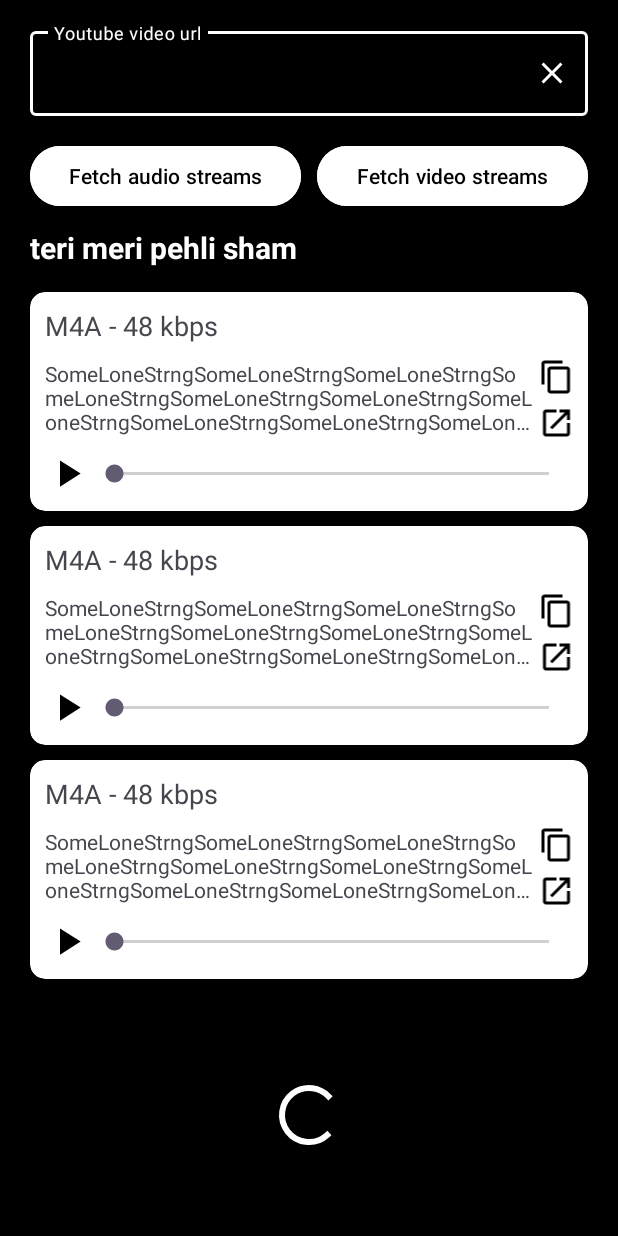
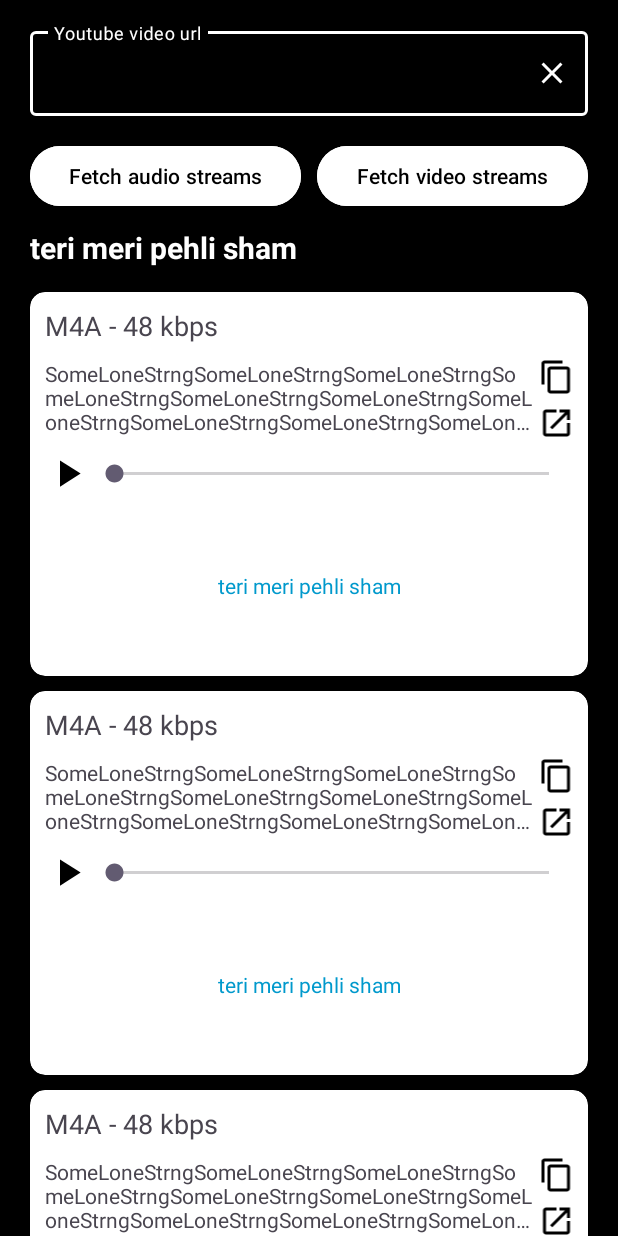
Before and after one commit to hrithikvish/ToBeMusicApp, an Android app: the layout activity_main.xml on its own in the app's theme, with its tools: preview values and no code run, on a phone screen of 412 x 824 dp. Run offline under Robolectric (Android 15) with nearby library versions, the phone set to English and light mode, and no system bars.

```diff
--- a/app/src/main/java/com/hrithikvish/apitask2/util/Utils.kt
+++ b/app/src/main/java/com/hrithikvish/apitask2/util/Utils.kt
@@ -7,7 +7,7 @@ class Utils {
     companion object {
 
         // https://stackoverflow.com/a/25734136/14400320
-        fun largeLog(tag: String = "tesstt", content: String) {
+        fun largeLog(content: String, tag: String = "tesstt") {
             if (content.length > 4000) {
                 Log.d(tag, content.substring(0, 4000))
                 largeLog(tag, content.substring(4000))
--- a/app/src/main/res/layout/urls_rv_item.xml
+++ b/app/src/main/res/layout/urls_rv_item.xml
@@ -118,6 +118,28 @@
 
         </LinearLayout>
 
+        <LinearLayout
+            android:id="@+id/lyricsLayout"
+            android:layout_width="match_parent"
+            android:layout_height="100dp"
+            android:layout_marginHorizontal="10dp"
+            android:layout_marginBottom="10dp"
+            android:visibility="gone"
+            tools:visibility="visible"
+            android:orientation="horizontal">
+
+            <TextView
+                android:id="@+id/timedLyricsTV"
+                android:layout_width="match_parent"
+                android:layout_height="wrap_content"
+                android:minLines="20"
+                android:gravity="center"
+                tools:text="teri meri pehli sham"
+                android:textColor="@android:color/holo_blue_dark"
+                android:textAlignment="center" />
+
+        </LinearLayout>
+
     </LinearLayout>
 
 </androidx.cardview.widget.CardView>
```
Also changed, not shown: app/build.gradle.kts (+6 -1 lines), app/src/main/java/com/hrithikvish/apitask2/Lyrics.kt (added, +7 -0 lines), app/src/main/java/com/hrithikvish/apitask2/XmlPullParserHandler.kt (added, +41 -0 lines), app/src/main/java/com/hrithikvish/apitask2/adapter/StreamingUrlsRVAdapter.kt (+56 -3 lines), app/src/main/java/com/hrithikvish/apitask2/ui/MainActivity.kt (+36 -5 lines).
